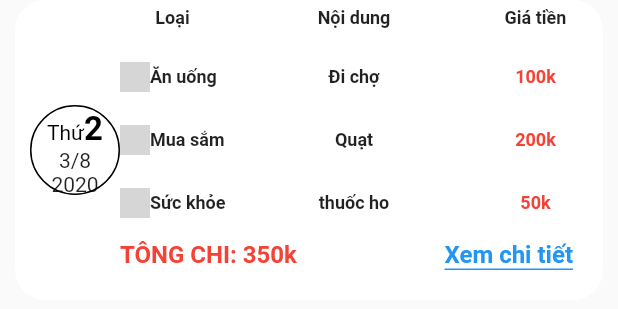
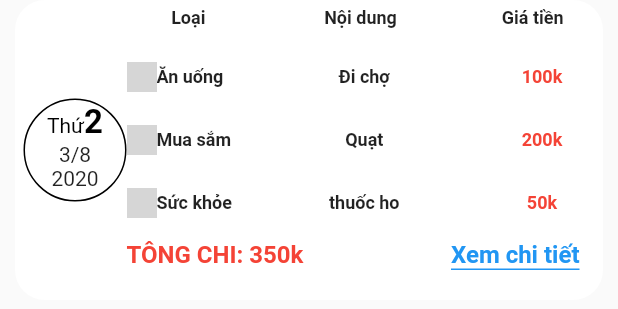
Before and after one commit to Honghm/room_financal_manager, a Flutter app: the ItemExpensesPerson widget shown alone on an empty page, opened directly, on a phone screen of 412 x 824 dp. Shown: the top 309 px of the screen. Run offline on Flutter 3.47's test engine with Material 2 defaults, Android fonts, the light colour scheme and no system bars; our stand-ins replace sliding_up_panel; missing offline and left inert: responsive_widgets; grey boxes are pictures that could not be loaded.

Commit message:
thiết kế giao diện

```diff
--- a/lib/widgets/item_expenses_person.dart
+++ b/lib/widgets/item_expenses_person.dart
@@ -5,15 +5,19 @@ class ItemExpensesPerson extends StatefulWidget {
   _ItemExpensesPersonState createState() => _ItemExpensesPersonState();
 }
 
+
 class _ItemExpensesPersonState extends State<ItemExpensesPerson> {
+
   @override
   Widget build(BuildContext context) {
+    final height = MediaQuery.of(context).size.height;
+    final width = MediaQuery.of(context).size.width;
     return Container(
       child:   Padding(
           padding: const EdgeInsets.only(left: 10,right: 10),
           child: Container(
             height: 200,
-            width: MediaQuery.of(context).size.height,
+            width: width,
             decoration: BoxDecoration(
               borderRadius: BorderRadius.circular(20),
               color: Colors.white,
@@ -24,14 +28,12 @@ class _ItemExpensesPersonState extends State<ItemExpensesPerson> {
               children: [
                 //Ngày tháng
                 Container(
-                  width: 60,
-                  child: Padding(
-                    padding: const EdgeInsets.only(left: 0),
-                    child: Container(
-                      height: 60,
-                      width: 60,
+                  width: width/6,
+                  child:Container(
+                    height: width/6,
+                    width: width/6,
                     decoration: BoxDecoration(
-                          borderRadius: BorderRadius.circular(30),
+                        borderRadius: BorderRadius.circular(width/12),
                         color: Colors.white,
                         border: Border.all(color: Colors.black)
                     ),
@@ -57,7 +59,6 @@ class _ItemExpensesPersonState extends State<ItemExpensesPerson> {
                     ],),
                   ),
                 ),
-                ),
                 Container(
                   padding: EdgeInsets.only(top: 5,bottom: 5),
                   child: Column(
@@ -74,15 +75,15 @@ class _ItemExpensesPersonState extends State<ItemExpensesPerson> {
                               mainAxisAlignment: MainAxisAlignment.spaceBetween,
                               children: [
                                 Container(
-                                    width:70,
+                                    width:width/5,
                                     alignment: Alignment.center,
                                     child: Text("Loại", style: TextStyle(fontSize: 12, fontWeight: FontWeight.bold),)),
                                 Container(
-                                    width: 70,
+                                    width: width/5,
                                     alignment: Alignment.center,
                                     child: Text("Nội dung", style: TextStyle(fontSize: 12, fontWeight: FontWeight.bold),)),
                                 Container(
-                                    width: 70,
+                                    width: width/5,
                                     alignment: Alignment.center,
                                     child: Text("Giá tiền", style: TextStyle(fontSize: 12, fontWeight: FontWeight.bold),)),
                               ],),
@@ -126,7 +127,7 @@ class _ItemExpensesPersonState extends State<ItemExpensesPerson> {
       mainAxisAlignment: MainAxisAlignment.spaceBetween,
       children: [
         Container(
-          width: 70,
+          width: 75,
           child: Row(children: [
             Container(
                 height: 20,
```
Also changed, not shown: lib/screens/home_page.dart (+28 -2 lines), lib/screens/login_page.dart (+16 -3 lines), lib/screens/person_manager.dart (+12 -1 lines), lib/widgets/item_expenses_group.dart (+12 -10 lines), lib/widgets/top_bar.dart (+9 -3 lines), pubspec.yaml (+7 -1 lines), pubspec.lock. Lines whose indentation alone changed are shown as unchanged.
